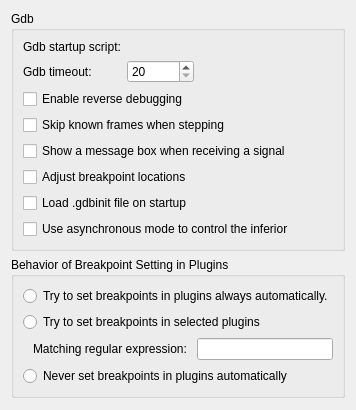
The window that src/plugins/debugger/gdb/gdboptionspage.ui (qt-creator/qt-creator) describes before a commit, drawn with Qt 5.
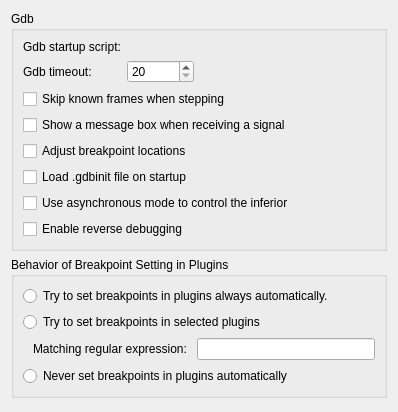
The same window after the commit. Custom widgets are drawn as their Qt base class.

Commit message: debugger: add tooltips to gdb settings window

```diff
--- a/src/plugins/debugger/gdb/gdboptionspage.ui
+++ b/src/plugins/debugger/gdb/gdboptionspage.ui
@@ -2,6 +2,14 @@
 <ui version="4.0">
  <class>GdbOptionsPage</class>
  <widget class="QWidget" name="GdbOptionsPage">
+  <property name="geometry">
+   <rect>
+    <x>0</x>
+    <y>0</y>
+    <width>398</width>
+    <height>412</height>
+   </rect>
+  </property>
   <layout class="QVBoxLayout" name="verticalLayout">
    <item>
     <widget class="QGroupBox" name="groupBoxLocations">
@@ -68,13 +76,6 @@
        </widget>
       </item>
       <item row="2" column="0" colspan="2">
-       <widget class="QCheckBox" name="checkBoxEnableReverseDebugging">
-        <property name="text">
-         <string>Enable reverse debugging</string>
-        </property>
-       </widget>
-      </item>
-      <item row="3" column="0" colspan="2">
        <widget class="QCheckBox" name="checkBoxSkipKnownFrames">
         <property name="toolTip">
          <string>When this option is checked, 'Step Into' compresses several steps into one in certain situations, leading to 'less noisy' debugging. So will, e.g., the atomic
@@ -85,34 +86,44 @@
         </property>
        </widget>
       </item>
-      <item row="4" column="0" colspan="2">
+      <item row="3" column="0" colspan="2">
        <widget class="QCheckBox" name="checkBoxUseMessageBoxForSignals">
         <property name="text">
          <string>Show a message box when receiving a signal</string>
         </property>
        </widget>
       </item>
-      <item row="5" column="0" colspan="2">
+      <item row="4" column="0" colspan="2">
        <widget class="QCheckBox" name="checkBoxAdjustBreakpointLocations">
         <property name="text">
          <string>Adjust breakpoint locations</string>
         </property>
        </widget>
       </item>
-      <item row="6" column="0" colspan="2">
+      <item row="5" column="0" colspan="2">
        <widget class="QCheckBox" name="checkBoxLoadGdbInit">
         <property name="text">
          <string>Load .gdbinit file on startup</string>
         </property>
        </widget>
       </item>
-      <item row="7" column="0" colspan="2">
+      <item row="6" column="0" colspan="2">
        <widget class="QCheckBox" name="checkBoxTargetAsync">
         <property name="text">
          <string>Use asynchronous mode to control the inferior</string>
         </property>
        </widget>
       </item>
+      <item row="7" column="0" colspan="2">
+       <widget class="QCheckBox" name="checkBoxEnableReverseDebugging">
+        <property name="toolTip">
+         <string>Enable reverse debugging Selecting this enables reverse debugging.  NOTE: This feature is very slow and unstable on the gdb side.  It exhibits unpredictable behaviour when going backwards over system calls and is very likely to destroy your debugging session.</string>
+        </property>
+        <property name="text">
+         <string>Enable reverse debugging</string>
+        </property>
+       </widget>
+      </item>
      </layout>
     </widget>
    </item>
```
Left out of the diff: 21 changed lines with no effect on the pictures. The commit also changes 1 other file.
